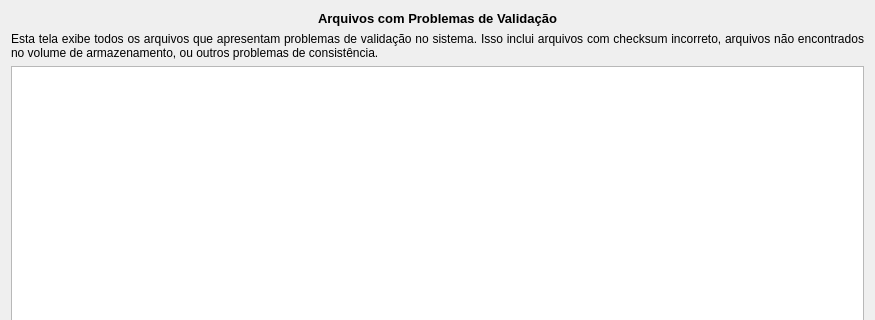
1cgeo/controle_acervo, file ferramentas_acervo/gui/arquivos_incorretos/manage_incorrect_files_dialog.ui: the form before one commit; both pictures show x 0 to 875 and y 0 to 320 of the 875 by 600 pixel window.
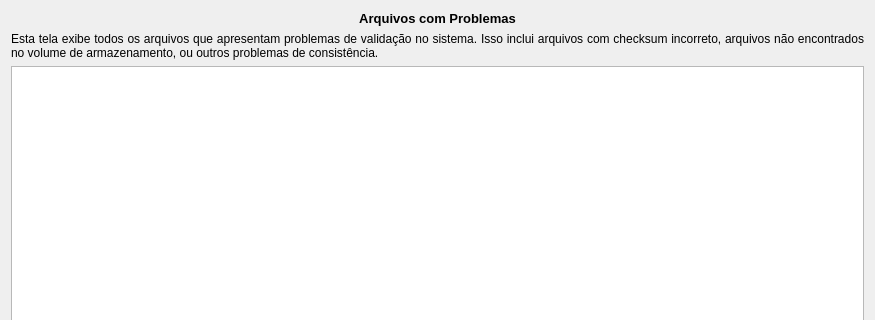
The form after the commit.

```diff
--- a/ferramentas_acervo/gui/arquivos_incorretos/manage_incorrect_files_dialog.ui
+++ b/ferramentas_acervo/gui/arquivos_incorretos/manage_incorrect_files_dialog.ui
@@ -25,7 +25,7 @@
       </font>
      </property>
      <property name="text">
-      <string>Arquivos com Problemas de Validação</string>
+      <string>Arquivos com Problemas</string>
      </property>
      <property name="alignment">
       <set>Qt::AlignCenter</set>
```
